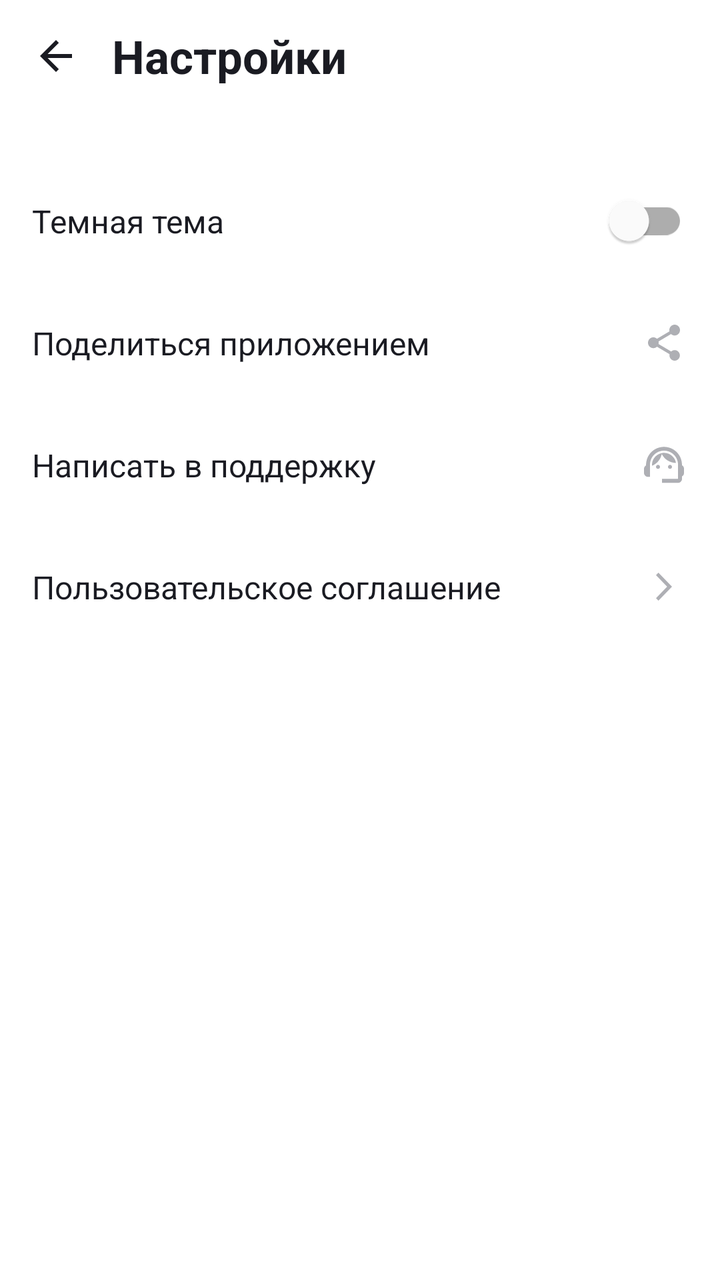
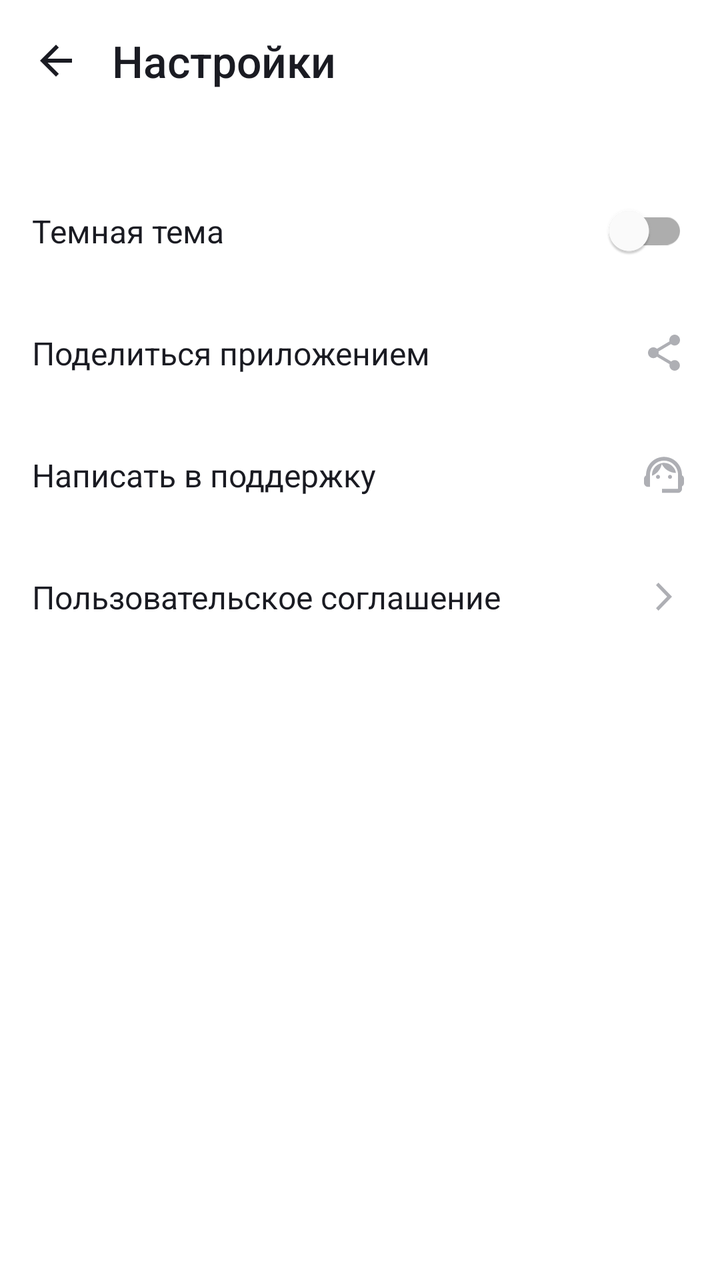

Screens rendered from an Android XML layout before and after an edit, with the pre-edit source and the edit as a unified diff.
<!-- AndroidManifest.xml: application theme Theme.MaterialComponents.DayNight.NoActionBar -->
<!-- res/layout/activity_settings.xml -->
<?xml version="1.0" encoding="utf-8"?>
<LinearLayout xmlns:android="http://schemas.android.com/apk/res/android"
    xmlns:tools="http://schemas.android.com/tools"
    android:layout_width="match_parent"
    android:layout_height="match_parent"
    android:background="@color/white"
    android:orientation="vertical"
    android:visibility="visible"
    tools:visibility="visible">

    
    <LinearLayout
        android:layout_width="match_parent"
        android:layout_height="@dimen/header_height_56"
        android:gravity="center_vertical"
        android:paddingHorizontal="@dimen/margin_16">

        
        <ImageView
            android:id="@+id/button_back"
            android:layout_width="@dimen/icon_size_24"
            android:layout_height="@dimen/icon_size_24"
            android:layout_marginEnd="@dimen/margin_16"
            android:src="@drawable/arrow_back"
            android:background="?attr/selectableItemBackgroundBorderless"
            android:contentDescription="@string/back_button" />

        <TextView
            android:layout_width="wrap_content"
            android:layout_height="wrap_content"
            android:text="@string/settings_title"
            android:textColor="@color/background_dark"
            android:textSize="@dimen/text_size_23"
            android:textStyle="bold" />
    </LinearLayout>

    
    <LinearLayout
        android:layout_width="match_parent"
        android:layout_height="wrap_content"
        android:layout_marginTop="@dimen/margin_top_24"
        android:orientation="vertical"
        android:paddingHorizontal="@dimen/margin_16">

        
        <LinearLayout
            android:layout_width="match_parent"
            android:layout_height="@dimen/list_item_height_61"
            android:gravity="center_vertical"
            android:orientation="horizontal">

            <TextView
                android:layout_width="0dp"
                android:layout_height="wrap_content"
                android:layout_weight="1"
                android:text="@string/settings_dark_theme"
                android:textColor="@color/background_dark"
                android:textSize="@dimen/text_size_16" />

            <com.google.android.material.switchmaterial.SwitchMaterial
                android:id="@+id/switch_theme"
                android:layout_width="wrap_content"
                android:layout_height="wrap_content" />
        </LinearLayout>

        
        <LinearLayout
            android:layout_width="match_parent"
            android:layout_height="@dimen/list_item_height_61"
            android:gravity="center_vertical"
            android:orientation="horizontal">

            <TextView
                android:layout_width="0dp"
                android:layout_height="wrap_content"
                android:layout_weight="1"
                android:text="@string/settings_share_app"
                android:textColor="@color/background_dark"
                android:textSize="@dimen/text_size_16" />

            <ImageView
                android:layout_width="@dimen/icon_size_24"
                android:layout_height="@dimen/icon_size_24"
                android:contentDescription="@string/settings_share_app"
                android:src="@drawable/share" />
        </LinearLayout>

        
        <LinearLayout
            android:layout_width="match_parent"
            android:layout_height="@dimen/list_item_height_61"
            android:gravity="center_vertical"
            android:orientation="horizontal">

            <TextView
                android:layout_width="0dp"
                android:layout_height="wrap_content"
                android:layout_weight="1"
                android:text="@string/settings_write_support"
                android:textColor="@color/background_dark"
                android:textSize="@dimen/text_size_16" />

            <ImageView
                android:layout_width="@dimen/icon_size_24"
                android:layout_height="@dimen/icon_size_24"
                android:contentDescription="@string/settings_write_support"
                android:src="@drawable/support" />
        </LinearLayout>

        
        <LinearLayout
            android:layout_width="match_parent"
            android:layout_height="@dimen/list_item_height_61"
            android:gravity="center_vertical"
            android:orientation="horizontal">

            <TextView
                android:layout_width="0dp"
                android:layout_height="wrap_content"
                android:layout_weight="1"
                android:text="@string/settings_user_agreement"
                android:textColor="@color/background_dark"
                android:textSize="@dimen/text_size_16" />

            <ImageView
                android:layout_width="@dimen/icon_size_24"
                android:layout_height="@dimen/icon_size_24"
                android:contentDescription="@string/settings_user_agreement"
                android:src="@drawable/arrow_forward" />
        </LinearLayout>

    </LinearLayout>
</LinearLayout>
<!-- resources referenced by this layout -->
<resources>
  <color name="background_dark">#1A1B22</color>
  <color name="white">#FFFFFFFF</color>
  <dimen name="header_height_56">56dp</dimen>
  <dimen name="icon_size_24">24dp</dimen>
  <dimen name="list_item_height_61">61dp</dimen>
  <dimen name="margin_16">16dp</dimen>
  <dimen name="margin_top_24">24dp</dimen>
  <dimen name="text_size_16">16sp</dimen>
  <dimen name="text_size_23">23sp</dimen>
  <!-- drawable arrow_back (drawable) -->
  <vector xmlns:android="http://schemas.android.com/apk/res/android"
      android:width="24dp"
      android:height="24dp"
      android:viewportWidth="24"
      android:viewportHeight="24">
    <group>
      <clip-path
          android:pathData="M0,0h24v24h-24z"/>
      <path
          android:pathData="M20,11H7.83L13.42,5.41L12,4L4,12L12,20L13.41,18.59L7.83,13H20V11Z"
          android:fillColor="#1A1B22"/>
    </group>
  </vector>
  <!-- drawable arrow_forward (drawable) -->
  <vector xmlns:android="http://schemas.android.com/apk/res/android"
      android:width="24dp"
      android:height="24dp"
      android:viewportWidth="24"
      android:viewportHeight="24">
    <path
        android:pathData="M8,17.749L9.213,19L16,12L9.213,5L8,6.252L13.573,12L8,17.749V17.749Z"
        android:fillColor="#AEAFB4"/>
  </vector>
  <!-- drawable share (drawable) -->
  <vector xmlns:android="http://schemas.android.com/apk/res/android"
      android:width="24dp"
      android:height="24dp"
      android:viewportWidth="24"
      android:viewportHeight="24">
    <path
        android:pathData="M17.333,15.723C16.658,15.723 16.053,15.994 15.591,16.419L9.253,12.669C9.298,12.461 9.333,12.253 9.333,12.036C9.333,11.819 9.298,11.611 9.253,11.404L15.52,7.69C16,8.142 16.631,8.422 17.333,8.422C18.809,8.422 20,7.211 20,5.711C20,4.211 18.809,3 17.333,3C15.858,3 14.667,4.211 14.667,5.711C14.667,5.928 14.702,6.136 14.747,6.343L8.48,10.057C8,9.605 7.369,9.325 6.667,9.325C5.191,9.325 4,10.536 4,12.036C4,13.536 5.191,14.747 6.667,14.747C7.369,14.747 8,14.467 8.48,14.015L14.809,17.774C14.764,17.964 14.738,18.163 14.738,18.361C14.738,19.816 15.902,21 17.333,21C18.764,21 19.929,19.816 19.929,18.361C19.929,16.907 18.764,15.723 17.333,15.723Z"
        android:fillColor="#AEAFB4"/>
  </vector>
  <!-- drawable support (drawable) -->
  <vector xmlns:android="http://schemas.android.com/apk/res/android"
      android:width="24dp"
      android:height="24dp"
      android:viewportWidth="24"
      android:viewportHeight="24">
    <path
        android:pathData="M21,12.32C21,6.83 16.74,3.1 12,3.1C7.31,3.1 3,6.75 3,12.38C2.4,12.72 2,13.36 2,14.1V16.1C2,17.2 2.9,18.1 4,18.1H5V12C5,8.13 8.13,5 12,5C15.87,5 19,8.13 19,12V19.1H11V21.1H19C20.1,21.1 21,20.2 21,19.1V17.88C21.59,17.57 22,16.96 22,16.24V13.94C22,13.24 21.59,12.63 21,12.32Z"
        android:fillColor="#AEAFB4"/>
    <path
        android:pathData="M9,14.1C9.552,14.1 10,13.652 10,13.1C10,12.548 9.552,12.1 9,12.1C8.448,12.1 8,12.548 8,13.1C8,13.652 8.448,14.1 9,14.1Z"
        android:fillColor="#AEAFB4"/>
    <path
        android:pathData="M15,14.1C15.552,14.1 16,13.652 16,13.1C16,12.548 15.552,12.1 15,12.1C14.448,12.1 14,12.548 14,13.1C14,13.652 14.448,14.1 15,14.1Z"
        android:fillColor="#AEAFB4"/>
    <path
        android:pathData="M18,11.13C17.52,8.28 15.04,6.1 12.05,6.1C9.02,6.1 5.76,8.61 6.02,12.55C8.49,11.54 10.35,9.34 10.88,6.66C12.19,9.29 14.88,11.1 18,11.13Z"
        android:fillColor="#AEAFB4"/>
  </vector>
  <string name="back_button">Назад</string>
  <string name="settings_dark_theme">Темная тема</string>
  <string name="settings_share_app">Поделиться приложением</string>
  <string name="settings_title">Настройки</string>
  <string name="settings_user_agreement">Пользовательское соглашение</string>
  <string name="settings_write_support">Написать в поддержку</string>
</resources>

<!-- the commit's change to res/layout/activity_settings.xml (unified diff, before → after) -->
@@ -1,26 +1,21 @@
-<?xml version="1.0" encoding="utf-8"?>
 <LinearLayout xmlns:android="http://schemas.android.com/apk/res/android"
-    xmlns:tools="http://schemas.android.com/tools"
     android:layout_width="match_parent"
     android:layout_height="match_parent"
     android:background="@color/white"
-    android:orientation="vertical"
-    android:visibility="visible"
-    tools:visibility="visible">
+    android:orientation="vertical">
 
     
     <LinearLayout
         android:layout_width="match_parent"
-        android:layout_height="@dimen/header_height_56"
+        android:layout_height="@dimen/settings_header_height"
         android:gravity="center_vertical"
-        android:paddingHorizontal="@dimen/margin_16">
+        android:paddingHorizontal="@dimen/padding_horizontal">
 
-        
         <ImageView
             android:id="@+id/button_back"
-            android:layout_width="@dimen/icon_size_24"
-            android:layout_height="@dimen/icon_size_24"
-            android:layout_marginEnd="@dimen/margin_16"
+            android:layout_width="@dimen/icon_size"
+            android:layout_height="@dimen/icon_size"
+            android:layout_marginEnd="@dimen/margin_standard"
             android:src="@drawable/arrow_back"
             android:background="?attr/selectableItemBackgroundBorderless"
             android:contentDescription="@string/back_button" />
@@ -28,24 +23,24 @@
         <TextView
             android:layout_width="wrap_content"
             android:layout_height="wrap_content"
+            android:fontFamily="sans-serif-medium"
             android:text="@string/settings_title"
             android:textColor="@color/background_dark"
-            android:textSize="@dimen/text_size_23"
-            android:textStyle="bold" />
+            android:textSize="@dimen/header_text_size" />
     </LinearLayout>
 
     
     <LinearLayout
         android:layout_width="match_parent"
         android:layout_height="wrap_content"
-        android:layout_marginTop="@dimen/margin_top_24"
+        android:layout_marginTop="@dimen/margin_top_medium"
         android:orientation="vertical"
-        android:paddingHorizontal="@dimen/margin_16">
+        android:paddingHorizontal="@dimen/padding_horizontal">
 
         
         <LinearLayout
             android:layout_width="match_parent"
-            android:layout_height="@dimen/list_item_height_61"
+            android:layout_height="@dimen/list_item_height"
             android:gravity="center_vertical"
             android:orientation="horizontal">
 
@@ -55,7 +50,7 @@
                 android:layout_weight="1"
                 android:text="@string/settings_dark_theme"
                 android:textColor="@color/background_dark"
-                android:textSize="@dimen/text_size_16" />
+                android:textSize="@dimen/text_size_body" />
 
             <com.google.android.material.switchmaterial.SwitchMaterial
                 android:id="@+id/switch_theme"
@@ -66,7 +61,7 @@
         
         <LinearLayout
             android:layout_width="match_parent"
-            android:layout_height="@dimen/list_item_height_61"
+            android:layout_height="@dimen/list_item_height"
             android:gravity="center_vertical"
             android:orientation="horizontal">
 
@@ -76,11 +71,11 @@
                 android:layout_weight="1"
                 android:text="@string/settings_share_app"
                 android:textColor="@color/background_dark"
-                android:textSize="@dimen/text_size_16" />
+                android:textSize="@dimen/text_size_body" />
 
             <ImageView
-                android:layout_width="@dimen/icon_size_24"
-                android:layout_height="@dimen/icon_size_24"
+                android:layout_width="@dimen/icon_size"
+                android:layout_height="@dimen/icon_size"
                 android:contentDescription="@string/settings_share_app"
                 android:src="@drawable/share" />
         </LinearLayout>
@@ -88,7 +83,7 @@
         
         <LinearLayout
             android:layout_width="match_parent"
-            android:layout_height="@dimen/list_item_height_61"
+            android:layout_height="@dimen/list_item_height"
             android:gravity="center_vertical"
             android:orientation="horizontal">
 
@@ -98,11 +93,11 @@
                 android:layout_weight="1"
                 android:text="@string/settings_write_support"
                 android:textColor="@color/background_dark"
-                android:textSize="@dimen/text_size_16" />
+                android:textSize="@dimen/text_size_body" />
 
             <ImageView
-                android:layout_width="@dimen/icon_size_24"
-                android:layout_height="@dimen/icon_size_24"
+                android:layout_width="@dimen/icon_size"
+                android:layout_height="@dimen/icon_size"
                 android:contentDescription="@string/settings_write_support"
                 android:src="@drawable/support" />
         </LinearLayout>
@@ -110,7 +105,7 @@
         
         <LinearLayout
             android:layout_width="match_parent"
-            android:layout_height="@dimen/list_item_height_61"
+            android:layout_height="@dimen/list_item_height"
             android:gravity="center_vertical"
             android:orientation="horizontal">
 
@@ -120,11 +115,11 @@
                 android:layout_weight="1"
                 android:text="@string/settings_user_agreement"
                 android:textColor="@color/background_dark"
-                android:textSize="@dimen/text_size_16" />
+                android:textSize="@dimen/text_size_body" />
 
             <ImageView
-                android:layout_width="@dimen/icon_size_24"
-                android:layout_height="@dimen/icon_size_24"
+                android:layout_width="@dimen/icon_size"
+                android:layout_height="@dimen/icon_size"
                 android:contentDescription="@string/settings_user_agreement"
                 android:src="@drawable/arrow_forward" />
         </LinearLayout>
<!-- resource entries referenced after the edit -->
@@ -2,13 +2,14 @@
 <resources>
   <color name="background_dark">#1A1B22</color>
   <color name="white">#FFFFFFFF</color>
-  <dimen name="header_height_56">56dp</dimen>
-  <dimen name="icon_size_24">24dp</dimen>
-  <dimen name="list_item_height_61">61dp</dimen>
-  <dimen name="margin_16">16dp</dimen>
-  <dimen name="margin_top_24">24dp</dimen>
-  <dimen name="text_size_16">16sp</dimen>
-  <dimen name="text_size_23">23sp</dimen>
+  <dimen name="header_text_size">22sp</dimen>
+  <dimen name="icon_size">24dp</dimen>
+  <dimen name="list_item_height">61dp</dimen>
+  <dimen name="margin_standard">16dp</dimen>
+  <dimen name="margin_top_medium">24dp</dimen>
+  <dimen name="padding_horizontal">16dp</dimen>
+  <dimen name="settings_header_height">61dp</dimen>
+  <dimen name="text_size_body">16sp</dimen>
   <!-- drawable arrow_back (drawable) -->
   <vector xmlns:android="http://schemas.android.com/apk/res/android"
       android:width="24dp"
